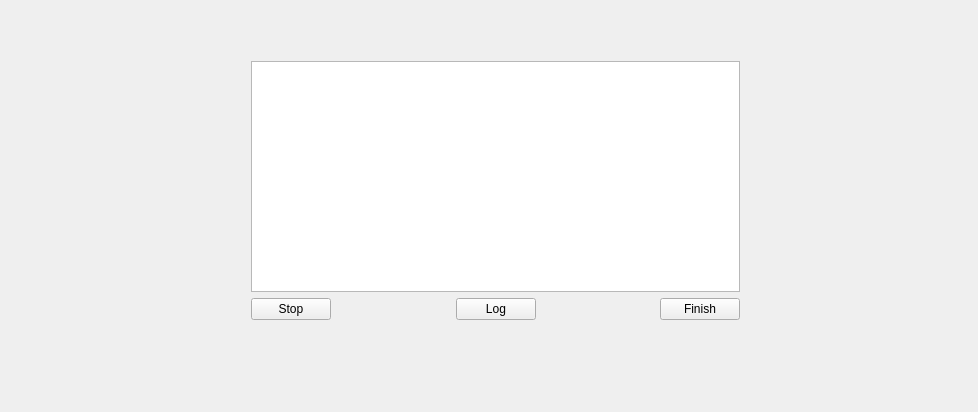
Qt form smartfMRI/experimentstatus.ui (wuzhuobin/smartfMRI) before a commit.
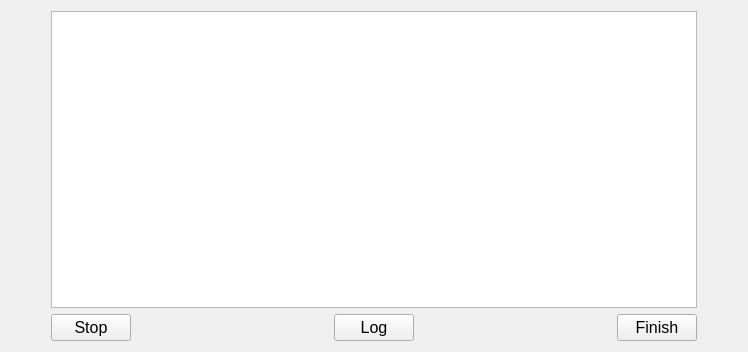
The same form after that commit.

Diff of the .ui file:
```diff
--- a/smartfMRI/experimentstatus.ui
+++ b/smartfMRI/experimentstatus.ui
@@ -6,25 +6,39 @@
    <rect>
     <x>0</x>
     <y>0</y>
-    <width>978</width>
-    <height>412</height>
+    <width>748</width>
+    <height>352</height>
    </rect>
   </property>
   <property name="windowTitle">
    <string>ExperimentStatus</string>
   </property>
-  <widget class="QWidget" name="layoutWidget">
-   <property name="geometry">
-    <rect>
-     <x>240</x>
-     <y>50</y>
-     <width>511</width>
-     <height>281</height>
-    </rect>
-   </property>
+  <layout class="QHBoxLayout" name="horizontalLayout">
+   <item>
+    <spacer name="horizontalSpacer_3">
+     <property name="orientation">
+      <enum>Qt::Horizontal</enum>
+     </property>
+     <property name="sizeType">
+      <enum>QSizePolicy::Preferred</enum>
+     </property>
+     <property name="sizeHint" stdset="0">
+      <size>
+       <width>40</width>
+       <height>20</height>
+      </size>
+     </property>
+    </spacer>
+   </item>
+   <item>
    <layout class="QGridLayout" name="gridLayout">
     <item row="1" column="0">
      <widget class="QPushButton" name="stopPushButton">
+       <property name="font">
+        <font>
+         <pointsize>12</pointsize>
+        </font>
+       </property>
       <property name="text">
        <string>Stop</string>
       </property>
@@ -44,10 +58,21 @@
      </spacer>
     </item>
     <item row="0" column="0" colspan="5">
-     <widget class="QListWidget" name="statusListWidget"/>
+      <widget class="QListWidget" name="statusListWidget">
+       <property name="font">
+        <font>
+         <pointsize>12</pointsize>
+        </font>
+       </property>
+      </widget>
     </item>
     <item row="1" column="4">
      <widget class="QPushButton" name="finishPushButton">
+       <property name="font">
+        <font>
+         <pointsize>12</pointsize>
+        </font>
+       </property>
       <property name="text">
        <string>Finish</string>
       </property>
@@ -55,6 +80,11 @@
     </item>
     <item row="1" column="2">
      <widget class="QPushButton" name="logPushButton">
+       <property name="font">
+        <font>
+         <pointsize>12</pointsize>
+        </font>
+       </property>
       <property name="text">
        <string>Log</string>
       </property>
@@ -74,7 +104,24 @@
      </spacer>
     </item>
    </layout>
-  </widget>
+   </item>
+   <item>
+    <spacer name="horizontalSpacer_4">
+     <property name="orientation">
+      <enum>Qt::Horizontal</enum>
+     </property>
+     <property name="sizeType">
+      <enum>QSizePolicy::Preferred</enum>
+     </property>
+     <property name="sizeHint" stdset="0">
+      <size>
+       <width>40</width>
+       <height>20</height>
+      </size>
+     </property>
+    </spacer>
+   </item>
+  </layout>
  </widget>
  <layoutdefault spacing="6" margin="11"/>
  <resources/>
```
Lines whose indentation alone changed are shown as unchanged.
